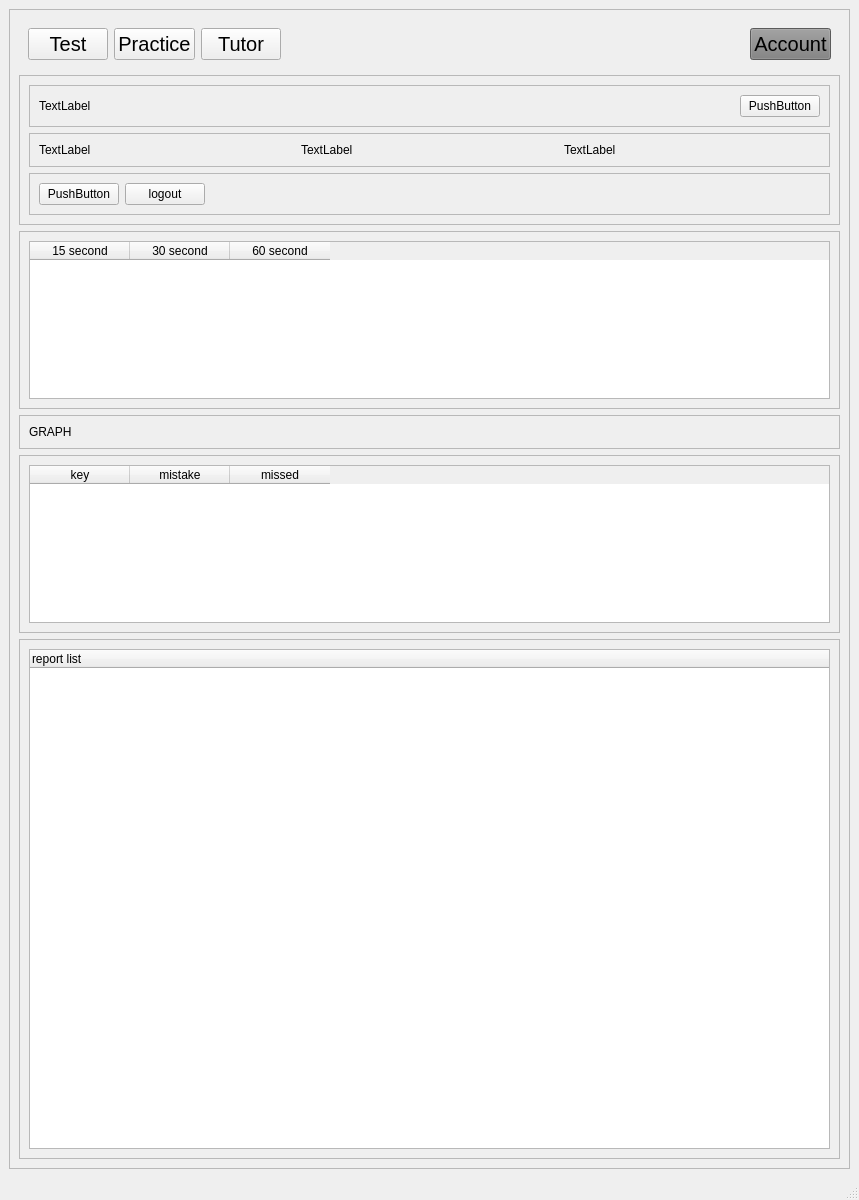
Old version of the form account.ui in the repository Prakash5209/typing_tutor.
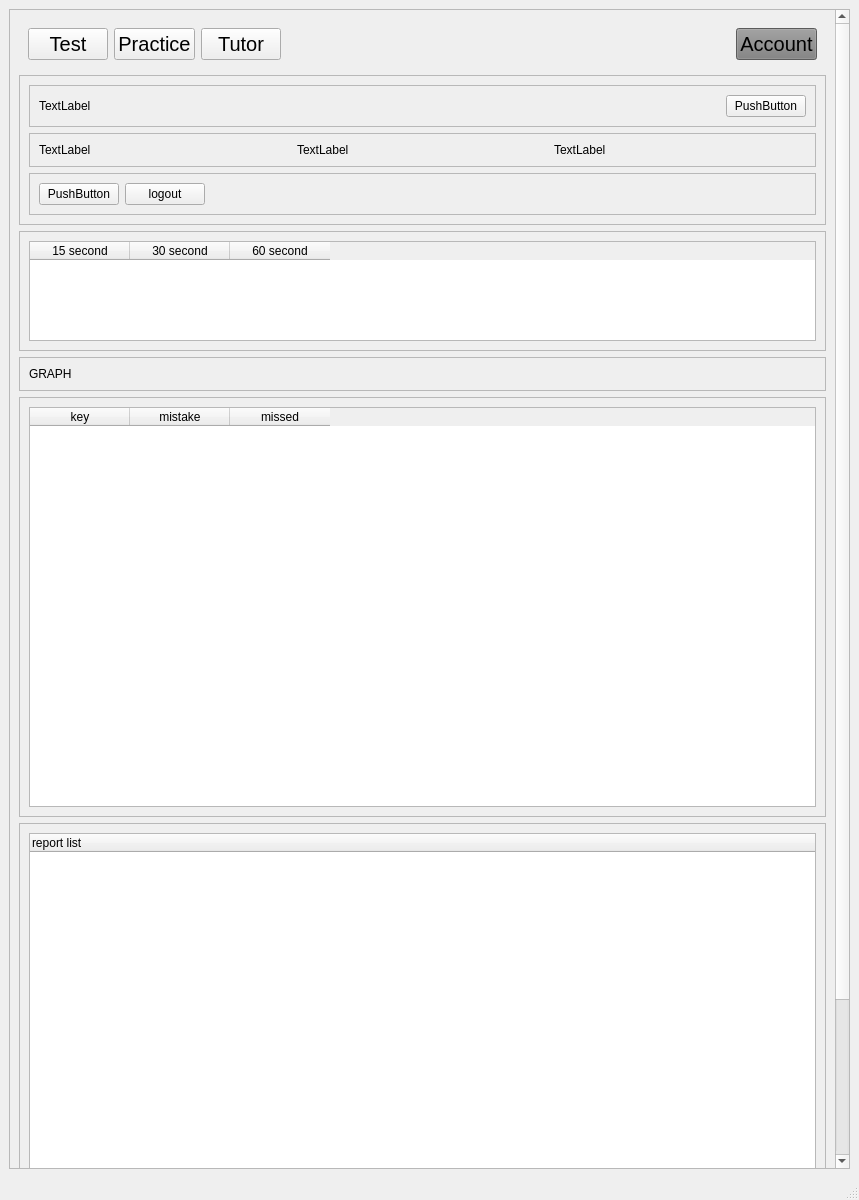
New version of the form.

Diff of the .ui file:
```diff
--- a/account.ui
+++ b/account.ui
@@ -25,8 +25,8 @@
         <rect>
          <x>0</x>
          <y>0</y>
-         <width>839</width>
-         <height>1137</height>
+         <width>825</width>
+         <height>1349</height>
         </rect>
        </property>
        <layout class="QGridLayout" name="gridLayout">
@@ -330,7 +330,7 @@
              <property name="minimumSize">
               <size>
                <width>0</width>
-               <height>100</height>
+               <height>400</height>
               </size>
              </property>
              <column>
```
